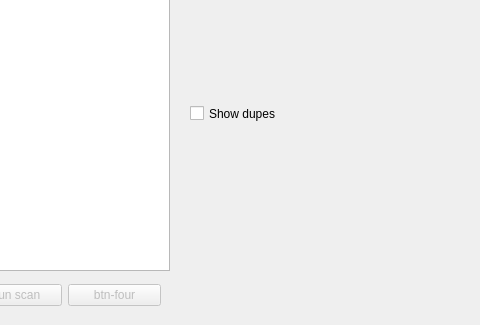
Old version of the form main.ui in the repository kthordarson/findgits; both pictures show x 340 to 820 and y 139 to 464 of the 1036 by 464 pixel window.
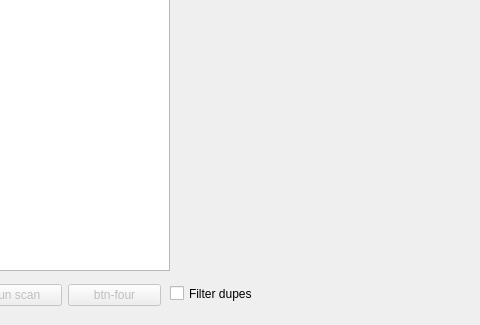
New version of the form.

```diff
--- a/main.ui
+++ b/main.ui
@@ -174,14 +174,14 @@
   <widget class="QCheckBox" name="checkBox_showdupes">
    <property name="geometry">
     <rect>
-     <x>530</x>
-     <y>240</y>
+     <x>510</x>
+     <y>420</y>
      <width>121</width>
      <height>25</height>
     </rect>
    </property>
    <property name="text">
-    <string>Show dupes</string>
+    <string>Filter dupes</string>
    </property>
   </widget>
   <action name="actionactionone">
```
